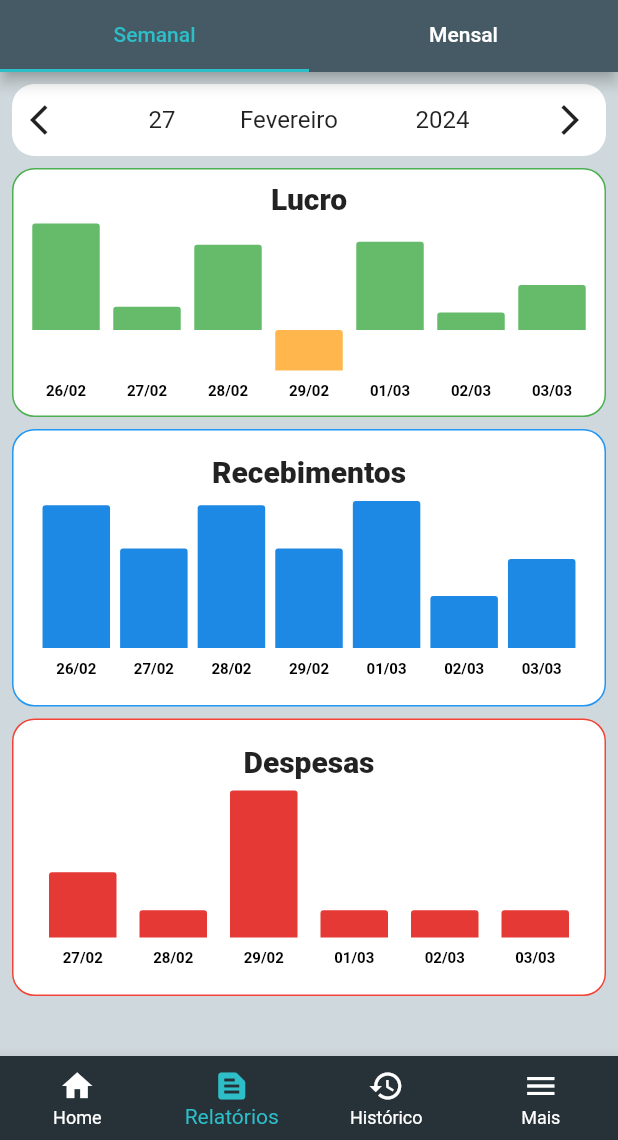
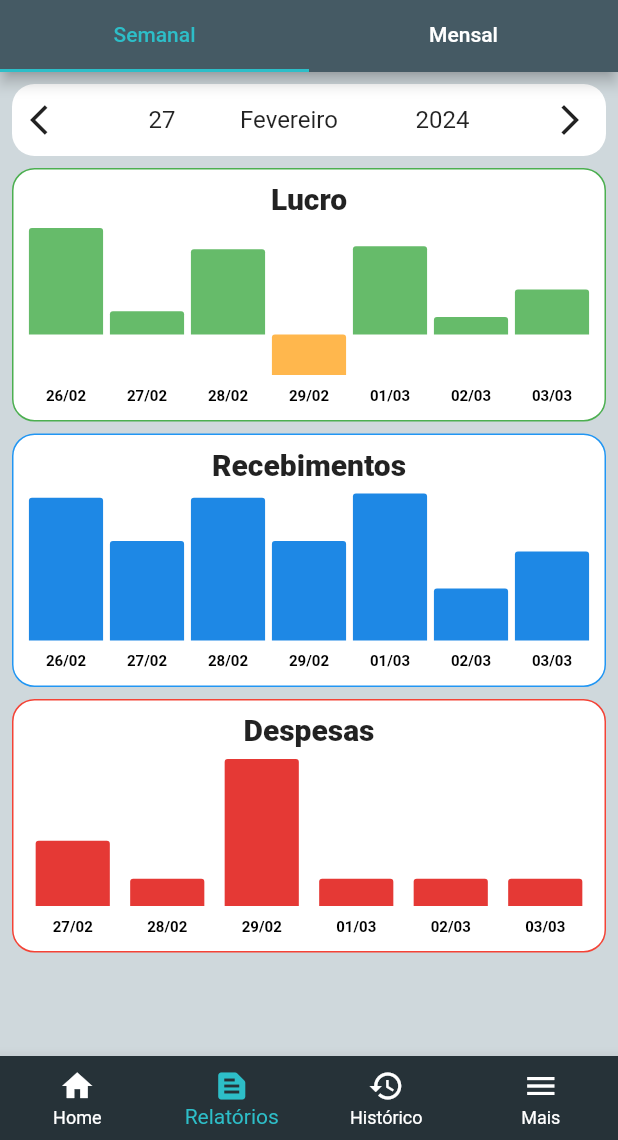
Before and after one commit to MoraesDev1/drive_ease, a Flutter app: the screen it shows after launch, swiped to page 2, on a phone screen of 412 x 824 dp, the part 96-1236 px from its top. Run offline on Flutter 3.47's test engine with Material 3 defaults, Android fonts, the phone set to English and light mode, and no system bars; drawn by our look-alikes of fl_chart; our stand-ins replace sqflite; accounts and stored records are empty.

Commit message:
Ajustando aparencia dos espaços entre as colunas em ReportPage

```diff
--- a/driveease_v1/lib/Widgets/Graphics/report_graphic_semana_widget.dart
+++ b/driveease_v1/lib/Widgets/Graphics/report_graphic_semana_widget.dart
@@ -126,11 +126,12 @@ class BarChartSemana extends StatelessWidget {
     var ganhosSemana = calculaGanhosSemana();
     var despesasSemana = calculaDespesasSemana();
     var lucroSemana = calculaLucroSemana();
+
     return Padding(
       padding: const EdgeInsets.all(8.0),
       child: Column(
         crossAxisAlignment: CrossAxisAlignment.center,
-        mainAxisAlignment: MainAxisAlignment.start,
+        mainAxisAlignment: MainAxisAlignment.center,
         children: [
           Container(
             decoration: BoxDecoration(
@@ -149,7 +150,7 @@ class BarChartSemana extends StatelessWidget {
                   ),
                 ),
                 const SizedBox(
-                  height: 5,
+                  height: 8,
                 ),
                 SizedBox(
                   height: 120,
@@ -179,20 +180,25 @@ class BarChartSemana extends StatelessWidget {
                       barGroups: lucroSemana
                           .asMap()
                           .entries
-                          .map((entry) => BarChartGroupData(
+                          .map(
+                            (entry) => BarChartGroupData(
                               x: entry.key,
                               barRods: [
                                 BarChartRodData(
-                                      width: 45,
+                                  width:
+                                      MediaQuery.sizeOf(context).width * 0.12,
                                   toY: entry.value,
                                   color: entry.value < 0
                                       ? Colors.orange[300]
                                       : Colors.green[400],
                                   borderRadius: const BorderRadius.only(
                                     topRight: Radius.circular(2),
-                                          topLeft: Radius.circular(2))),
+                                    topLeft: Radius.circular(2),
+                                  ),
+                                ),
                               ],
-                              ))
+                            ),
+                          )
                           .toList(),
                     ),
                   ),
@@ -209,7 +215,7 @@ class BarChartSemana extends StatelessWidget {
               border: Border.all(color: Colors.blue),
               borderRadius: BorderRadius.circular(15),
             ),
-            padding: const EdgeInsets.all(16),
+            padding: const EdgeInsets.all(8),
             child: Column(
               children: [
                 const Text(
@@ -252,12 +258,15 @@ class BarChartSemana extends StatelessWidget {
                                 x: entry.key,
                                 barRods: [
                                   BarChartRodData(
-                                      width: 45,
+                                    width:
+                                        MediaQuery.sizeOf(context).width * 0.12,
                                     toY: entry.value,
                                     color: Colors.blue[600],
                                     borderRadius: const BorderRadius.only(
                                       topRight: Radius.circular(2),
-                                          topLeft: Radius.circular(2))),
+                                      topLeft: Radius.circular(2),
+                                    ),
+                                  ),
                                 ],
                               ))
                           .toList(),
@@ -276,7 +285,7 @@ class BarChartSemana extends StatelessWidget {
               border: Border.all(color: Colors.red),
               borderRadius: BorderRadius.circular(15),
             ),
-            padding: const EdgeInsets.all(16),
+            padding: const EdgeInsets.all(8),
             child: Column(
               children: [
                 const Text(
@@ -320,7 +329,8 @@ class BarChartSemana extends StatelessWidget {
                                 x: entry.key,
                                 barRods: [
                                   BarChartRodData(
-                                      width: 45,
+                                      width: MediaQuery.sizeOf(context).width *
+                                          0.12,
                                       toY: entry.value,
                                       color: Colors.red[600],
                                       borderRadius: const BorderRadius.only(
```
Lines whose indentation alone changed are shown as unchanged.
